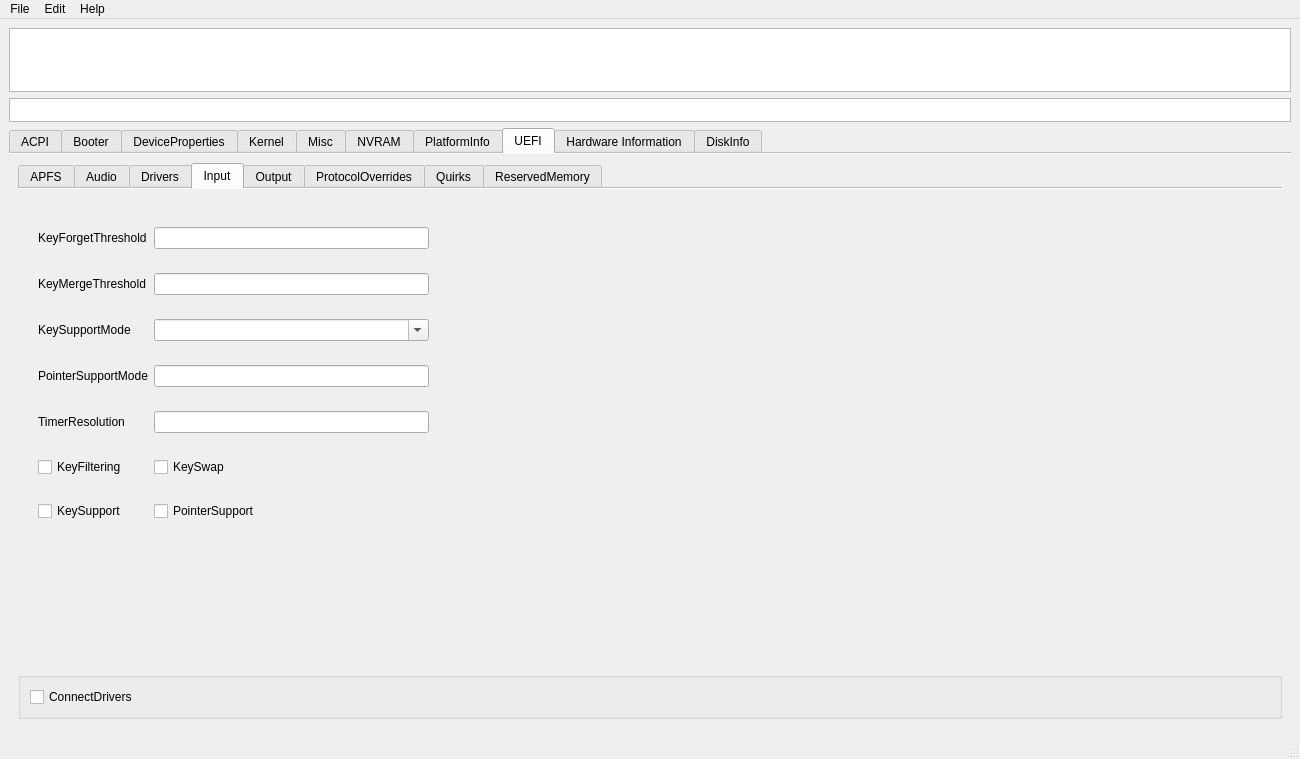
First picture: the form in mainwindow.ui, repository ic005k/OCAuxiliaryTools, before the edit.
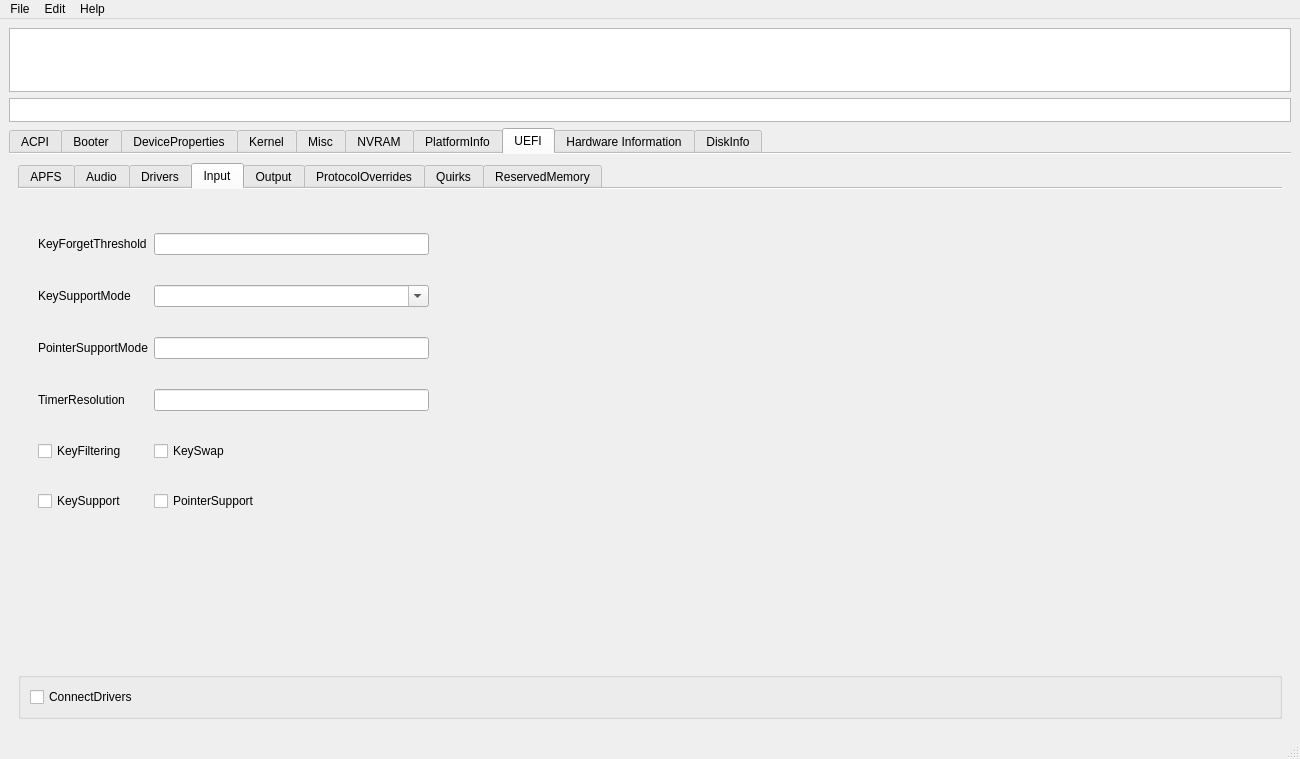
Second picture: the form after the edit. The open tabs and pages were chosen to show the change. Icons and pictures are not drawn.

Diff of the .ui file:
```diff
--- a/mainwindow.ui
+++ b/mainwindow.ui
@@ -6185,8 +6185,8 @@
              </rect>
             </property>
             <layout class="QGridLayout" name="gridLayout_33">
-             <item row="5" column="0">
-              <widget class="QCheckBox" name="chkKeyFiltering">
+             <item row="5" column="1">
+              <widget class="QCheckBox" name="chkPointerSupport">
                <property name="toolTip">
                 <string>Apparently some boards like GA Z77P-D3 may return uninitialised data in EFI_INPUT_KEY with all input protocols.
 This option discards keys that are neither ASCII, nor are defined in the UEFI specification (see tables 107 and
@@ -6196,10 +6196,35 @@
                 <string> Enable keyboard input sanity checking.</string>
                </property>
                <property name="text">
-                <string>KeyFiltering</string>
+                <string>PointerSupport</string>
                </property>
               </widget>
              </item>
+             <item row="1" column="0">
+              <widget class="QLabel" name="label_23">
+               <property name="toolTip">
+                <string>• Auto — Performs automatic choice as available with the following preference: AMI, V2, V1. • V1 — Uses UEFI standard legacy input protocol EFI_SIMPLE_TEXT_INPUT_PROTOCOL. • V2 — Uses UEFI standard modern input protocol EFI_SIMPLE_TEXT_INPUT_EX_PROTOCOL. • AMI — Uses APTIO input protocol AMI_EFIKEYCODE_PROTOCOL.
+Note: Currently V1, V2, and AMI unlike Auto only do filtering of the particular specified protocol. This may
+change in the future versions.</string>
+               </property>
+               <property name="statusTip">
+                <string> Set internal keyboard input translation to AppleKeyMapAggregator protocol mode.</string>
+               </property>
+               <property name="text">
+                <string>KeySupportMode</string>
+               </property>
+              </widget>
+             </item>
+             <item row="1" column="1">
+              <widget class="QComboBox" name="cboxKeySupportMode">
+               <property name="editable">
+                <bool>true</bool>
+               </property>
+              </widget>
+             </item>
+             <item row="2" column="1">
+              <widget class="QLineEdit" name="editPointerSupportMode"/>
+             </item>
              <item row="0" column="0">
               <widget class="QLabel" name="label_37">
                <property name="toolTip">
@@ -6224,8 +6249,8 @@
                </property>
               </widget>
              </item>
-             <item row="3" column="0">
-              <widget class="QLabel" name="label_38">
+             <item row="5" column="0">
+              <widget class="QCheckBox" name="chkKeySupport">
                <property name="toolTip">
                 <string>Currently the only supported variant is ASUS, using specialised protocol available on select Z87 and Z97 ASUS
 boards. More details can be found in LongSoft/UefiTool#116.</string>
@@ -6234,11 +6259,29 @@
                 <string> Set OEM protocol used for internal pointer driver.</string>
                </property>
                <property name="text">
-                <string>PointerSupportMode</string>
+                <string>KeySupport</string>
                </property>
               </widget>
              </item>
+             <item row="3" column="1">
+              <widget class="QLineEdit" name="editTimerResolution"/>
+             </item>
              <item row="4" column="0">
+              <widget class="QCheckBox" name="chkKeyFiltering">
+               <property name="toolTip">
+                <string>Apparently some boards like GA Z77P-D3 may return uninitialised data in EFI_INPUT_KEY with all input protocols.
+This option discards keys that are neither ASCII, nor are defined in the UEFI specification (see tables 107 and
+108 in version 2.8).</string>
+               </property>
+               <property name="statusTip">
+                <string> Enable keyboard input sanity checking.</string>
+               </property>
+               <property name="text">
+                <string>KeyFiltering</string>
+               </property>
+              </widget>
+             </item>
+             <item row="3" column="0">
               <widget class="QLabel" name="label_40">
                <property name="toolTip">
                 <string>This option allows to update firmware architecture timer period with the specified value in 100 nanosecond units.
@@ -6255,59 +6298,6 @@
               </widget>
              </item>
              <item row="4" column="1">
-              <widget class="QLineEdit" name="editTimerResolution"/>
-             </item>
-             <item row="3" column="1">
-              <widget class="QLineEdit" name="editPointerSupportMode"/>
-             </item>
-             <item row="1" column="1">
-              <widget class="QLineEdit" name="editKeyMergeThreshold"/>
-             </item>
-             <item row="2" column="0">
-              <widget class="QLabel" name="label_23">
-               <property name="toolTip">
-                <string>• Auto — Performs automatic choice as available with the following preference: AMI, V2, V1. • V1 — Uses UEFI standard legacy input protocol EFI_SIMPLE_TEXT_INPUT_PROTOCOL. • V2 — Uses UEFI standard modern input protocol EFI_SIMPLE_TEXT_INPUT_EX_PROTOCOL. • AMI — Uses APTIO input protocol AMI_EFIKEYCODE_PROTOCOL.
-Note: Currently V1, V2, and AMI unlike Auto only do filtering of the particular specified protocol. This may
-change in the future versions.</string>
-               </property>
-               <property name="statusTip">
-                <string> Set internal keyboard input translation to AppleKeyMapAggregator protocol mode.</string>
-               </property>
-               <property name="text">
-                <string>KeySupportMode</string>
-               </property>
-              </widget>
-             </item>
-             <item row="2" column="1">
-              <widget class="QComboBox" name="cboxKeySupportMode">
-               <property name="editable">
-                <bool>true</bool>
-               </property>
-              </widget>
-             </item>
-             <item row="0" column="1">
-              <widget class="QLineEdit" name="editKeyForgetThreshold"/>
-             </item>
-             <item row="1" column="0">
-              <widget class="QLabel" name="label_39">
-               <property name="toolTip">
-                <string>Similarly to KeyForgetThreshold, this option works around the sequential nature of key submission. To be able
-to recognise simultaneously pressed keys in the situation when all keys arrive sequentially, we are required to set
-a timeout within which we assume the keys were pressed together.
-Holding multiple keys results in reports every 2 and 1 milliseconds for VMware and APTIO V respectively.
-Pressing keys one after the other results in delays of at least 6 and 10 milliseconds for the same platforms. The
-recommended value for this option is 2 milliseconds, but it may be decreased for faster platforms and increased
-for slower.</string>
-               </property>
-               <property name="statusTip">
-                <string>Assume simultaneous combination for keys submitted within this timeout in milliseconds.</string>
-               </property>
-               <property name="text">
-                <string>KeyMergeThreshold</string>
-               </property>
-              </widget>
-             </item>
-             <item row="5" column="1">
               <widget class="QCheckBox" name="chkKeySwap">
                <property name="toolTip">
                 <string>This option may be useful for keyboard layouts with Option key situated to the right of Command key.</string>
@@ -6320,23 +6310,11 @@
                </property>
               </widget>
              </item>
-             <item row="6" column="0">
-              <widget class="QCheckBox" name="chkKeySupport">
-               <property name="toolTip">
-                <string>This option activates the internal keyboard interceptor driver, based on AppleGenericInput aka (AptioInputFix),
-to fill AppleKeyMapAggregator database for input functioning. In case a separate driver is used, such as
-OpenUsbKbDxe, this option should never be enabled.</string>
-               </property>
-               <property name="statusTip">
-                <string> Enable internal keyboard input translation to AppleKeyMapAggregator protocol.</string>
-               </property>
-               <property name="text">
-                <string>KeySupport</string>
-               </property>
-              </widget>
+             <item row="0" column="1">
+              <widget class="QLineEdit" name="editKeyForgetThreshold"/>
              </item>
-             <item row="6" column="1">
-              <widget class="QCheckBox" name="chkPointerSupport">
+             <item row="2" column="0">
+              <widget class="QLabel" name="label_38">
                <property name="toolTip">
                 <string>This option implements standard UEFI pointer protocol (EFI_SIMPLE_POINTER_PROTOCOL) through select OEM
 protocols. The option may be useful on Z87 ASUS boards, where EFI_SIMPLE_POINTER_PROTOCOL is broken.</string>
@@ -6345,7 +6323,7 @@
                 <string> Enable internal pointer driver.</string>
                </property>
                <property name="text">
-                <string>PointerSupport</string>
+                <string>PointerSupportMode</string>
                </property>
               </widget>
              </item>
```
Left out of the diff: 22 changed lines with no effect on the pictures.
